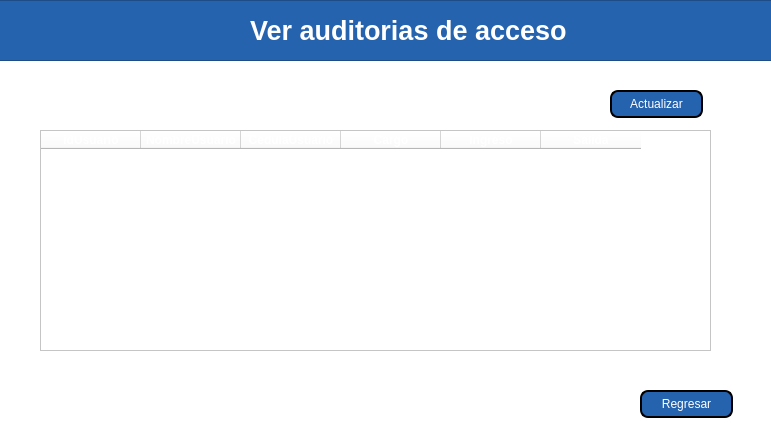
Before: the Qt Designer form views/VerAuditorias.ui in MiguelFVasquez/ProyectoDB, drawn with Qt 5.
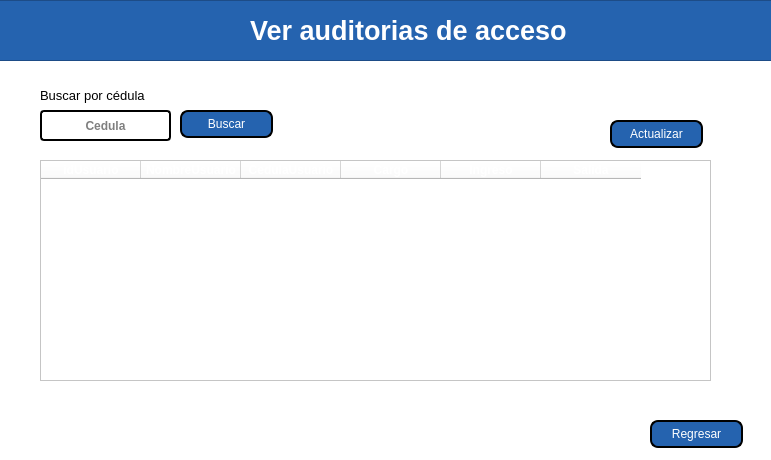
After: the same form once the commit is applied.

Patch:
```diff
--- a/views/VerAuditorias.ui
+++ b/views/VerAuditorias.ui
@@ -7,7 +7,7 @@
     <x>0</x>
     <y>0</y>
     <width>771</width>
-    <height>439</height>
+    <height>460</height>
    </rect>
   </property>
   <property name="windowTitle">
@@ -21,7 +21,7 @@
     <property name="geometry">
      <rect>
       <x>40</x>
-      <y>130</y>
+      <y>160</y>
       <width>671</width>
       <height>221</height>
      </rect>
@@ -474,7 +474,7 @@
     <property name="geometry">
      <rect>
       <x>610</x>
-      <y>90</y>
+      <y>120</y>
       <width>93</width>
       <height>28</height>
      </rect>
@@ -496,8 +496,8 @@
    <widget class="QPushButton" name="btnRegresar">
     <property name="geometry">
      <rect>
-      <x>640</x>
-      <y>390</y>
+      <x>650</x>
+      <y>420</y>
       <width>93</width>
       <height>28</height>
      </rect>
@@ -516,6 +516,91 @@
      <string>Regresar</string>
     </property>
    </widget>
+   <widget class="QLabel" name="lblEntidades">
+    <property name="enabled">
+     <bool>false</bool>
+    </property>
+    <property name="geometry">
+     <rect>
+      <x>40</x>
+      <y>80</y>
+      <width>141</width>
+      <height>31</height>
+     </rect>
+    </property>
+    <property name="font">
+     <font>
+      <pointsize>10</pointsize>
+     </font>
+    </property>
+    <property name="styleSheet">
+     <string notr="true">color: rgb(0, 0, 0);
+background-color: rgba(0, 0, 0, 0);
+</string>
+    </property>
+    <property name="text">
+     <string>Buscar por cédula</string>
+    </property>
+   </widget>
+   <widget class="QLineEdit" name="txtCedula">
+    <property name="geometry">
+     <rect>
+      <x>40</x>
+      <y>110</y>
+      <width>131</width>
+      <height>31</height>
+     </rect>
+    </property>
+    <property name="font">
+     <font>
+      <weight>75</weight>
+      <bold>true</bold>
+      <kerning>true</kerning>
+     </font>
+    </property>
+    <property name="styleSheet">
+     <string notr="true">background-color: rgb(255, 255, 255);
+color: rgb(0, 0, 0);
+border: 2px solid rgb(0,0,0);
+border-radius: 4px
+</string>
+    </property>
+    <property name="echoMode">
+     <enum>QLineEdit::Normal</enum>
+    </property>
+    <property name="alignment">
+     <set>Qt::AlignCenter</set>
+    </property>
+    <property name="readOnly">
+     <bool>false</bool>
+    </property>
+    <property name="placeholderText">
+     <string>Cedula</string>
+    </property>
+   </widget>
+   <widget class="QPushButton" name="btnBuscar">
+    <property name="geometry">
+     <rect>
+      <x>180</x>
+      <y>110</y>
+      <width>93</width>
+      <height>28</height>
+     </rect>
+    </property>
+    <property name="cursor">
+     <cursorShape>PointingHandCursor</cursorShape>
+    </property>
+    <property name="styleSheet">
+     <string notr="true">color: rgb(255, 255, 255);
+background-color: rgb(37, 99, 175);
+border: 2px solid rgb(0,0,0);
+border-radius:8px
+</string>
+    </property>
+    <property name="text">
+     <string>Buscar</string>
+    </property>
+   </widget>
   </widget>
  </widget>
  <resources/>
```
